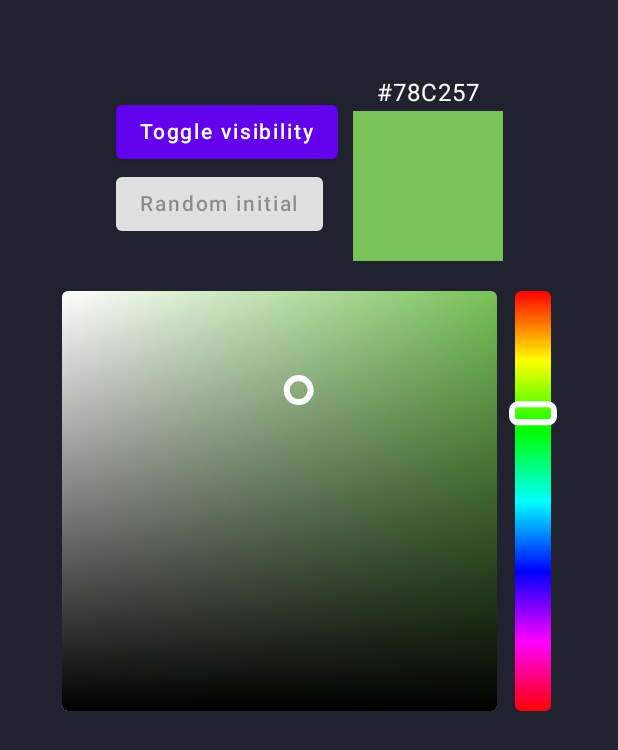
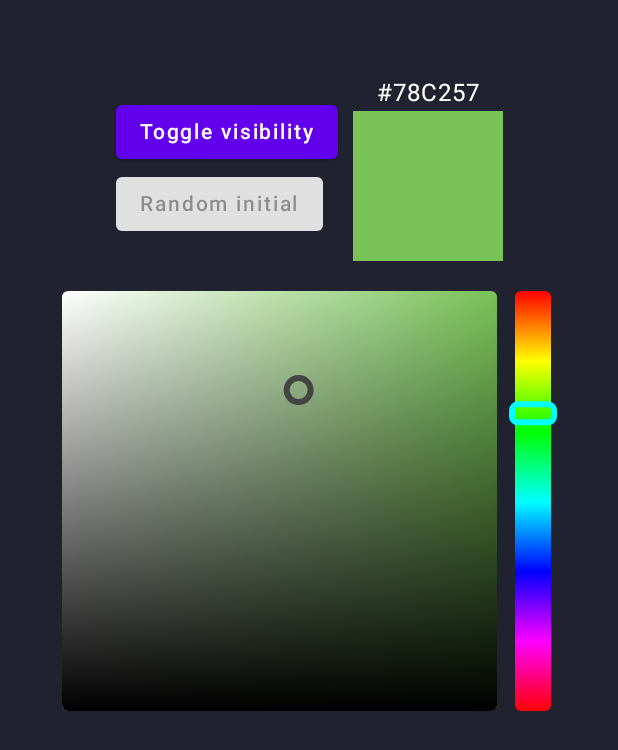
Before and after one commit to krizzu/kolor-picker, an Android app built with Jetpack Compose: the screen it shows after launch (MainActivity), on a phone screen of 412 x 824 dp. Shown: the top 750 px of the screen. Run offline under Robolectric (Android 15) with nearby library versions, the phone set to English and light mode, and no system bars.

Commit message:
fix: move to data class

```diff
--- a/kolor-picker/src/commonMain/kotlin/com/kborowy/colorpicker/components/ThumbConfig.kt
+++ b/kolor-picker/src/commonMain/kotlin/com/kborowy/colorpicker/components/ThumbConfig.kt
@@ -21,19 +21,18 @@ import androidx.compose.ui.unit.Dp
 import androidx.compose.ui.unit.dp
 
 @Immutable
-class PickerThumbConfig internal constructor(val size: Dp = 8.dp, val color: Color = Color.White) {
+data class PickerThumbConfig(val size: Dp = 8.dp, val color: Color = Color.White) {
     companion object {
         val Default = PickerThumbConfig()
     }
 }
 
 @Immutable
-class HueSliderThumbConfig
-internal constructor(
+data class HueSliderThumbConfig(
     val height: Dp = 12.dp,
     val color: Color = Color.White,
     val borderSize: Dp = 4.dp,
-    val borderRadius: Float = 6f
+    val borderRadius: Float = 6f,
 ) {
     companion object {
         val Default = HueSliderThumbConfig()
--- a/sample-app/src/commonMain/kotlin/com/kborowy/kolorpicker/sample/App.kt
+++ b/sample-app/src/commonMain/kotlin/com/kborowy/kolorpicker/sample/App.kt
@@ -43,6 +43,8 @@ import androidx.compose.ui.draw.clip
 import androidx.compose.ui.graphics.Color
 import androidx.compose.ui.unit.dp
 import com.kborowy.colorpicker.KolorPicker
+import com.kborowy.colorpicker.components.HueSliderThumbConfig
+import com.kborowy.colorpicker.components.PickerThumbConfig
 import com.kborowy.colorpicker.ext.toHex
 import kotlin.random.Random
 import kotlin.random.nextInt
@@ -90,6 +92,8 @@ fun App() {
                             .height(300.dp)
                             .clip(RoundedCornerShape(16.dp))
                             .padding(10.dp),
+                    hueSliderConfig = HueSliderThumbConfig(color = Color.Cyan),
+                    pickerThumbConfig = PickerThumbConfig(color = Color.DarkGray),
                 )
             }
 
```
